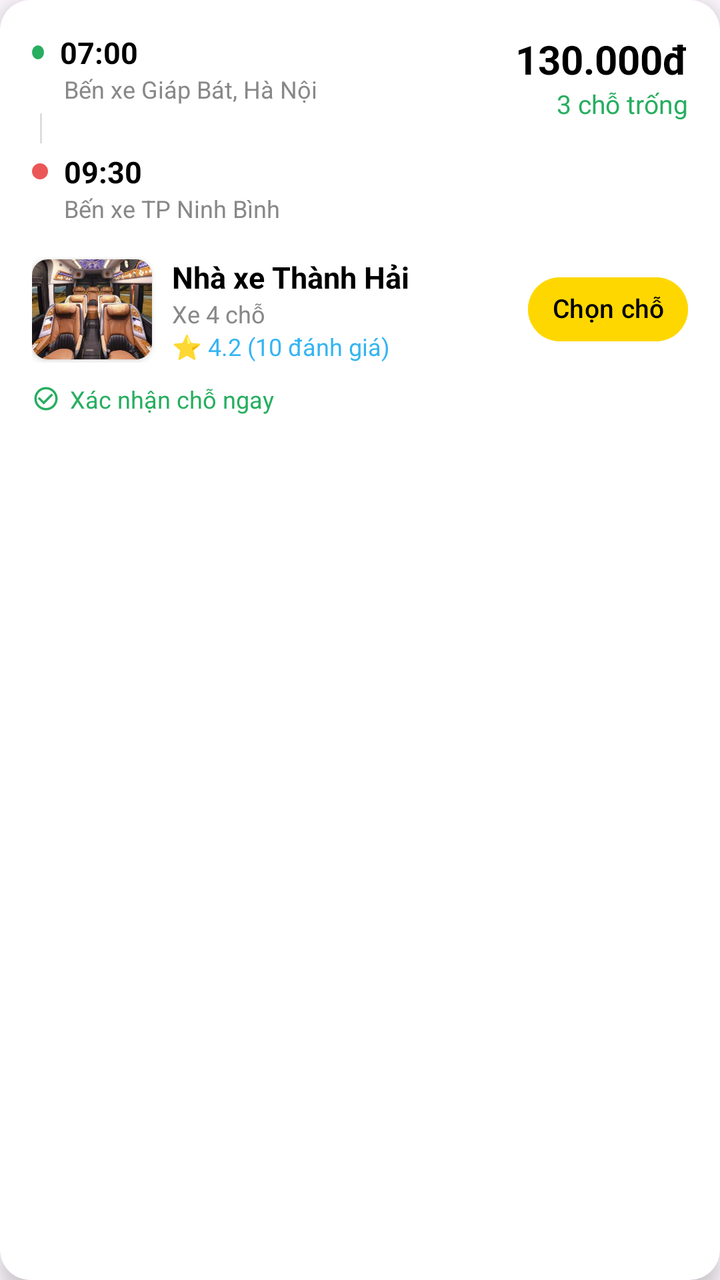
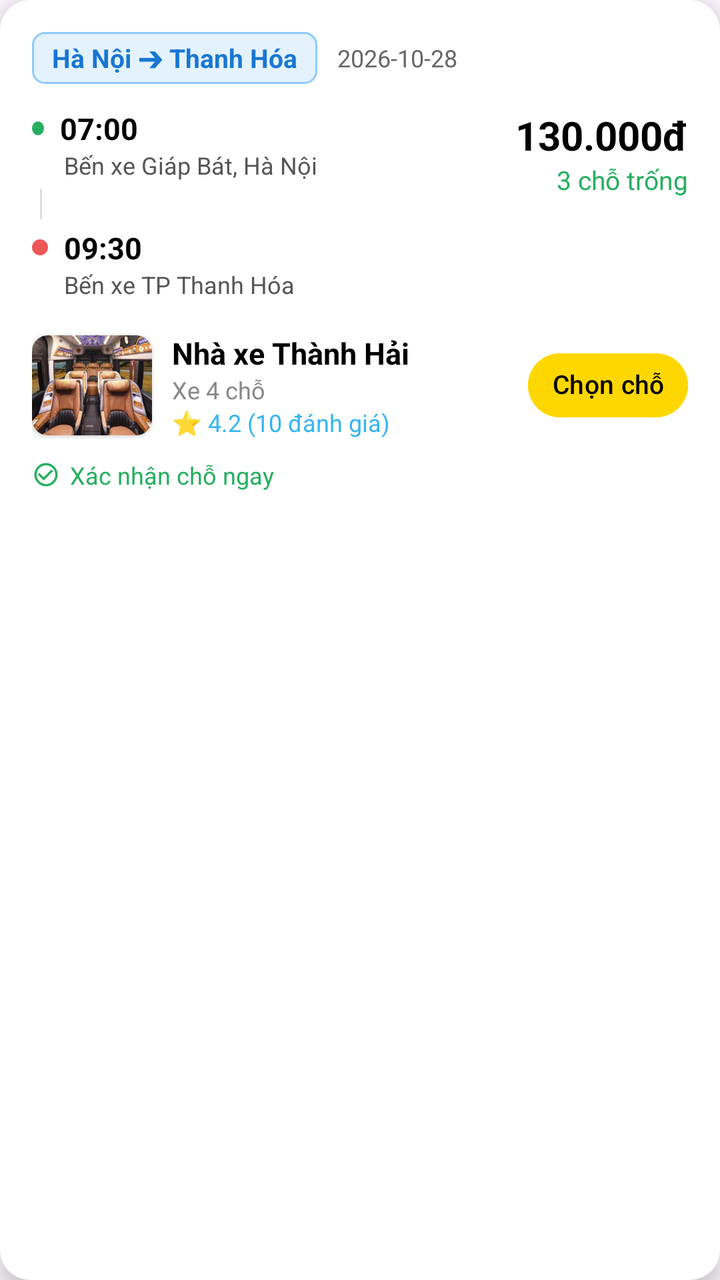

The first picture is an Android layout as it rendered before a commit; the second is the same layout after the commit. The layout source and the unified diff follow.
<!-- AndroidManifest.xml: application theme Theme.VeXeApp -->
<!-- res/layout/item_ve_result.xml -->
<?xml version="1.0" encoding="utf-8"?>
<androidx.cardview.widget.CardView
    xmlns:android="http://schemas.android.com/apk/res/android"
    xmlns:app="http://schemas.android.com/apk/res-auto"
    android:layout_width="match_parent"
    android:layout_height="wrap_content"
    android:layout_margin="10dp"
    app:cardCornerRadius="15dp"
    app:cardElevation="6dp">

    <LinearLayout
        android:layout_width="match_parent"
        android:layout_height="wrap_content"
        android:orientation="vertical"
        android:padding="16dp">

        <RelativeLayout
            android:layout_width="match_parent"
            android:layout_height="wrap_content">

            <LinearLayout
                android:layout_width="wrap_content"
                android:layout_height="wrap_content"
                android:orientation="vertical">

                <LinearLayout
                    android:layout_width="wrap_content"
                    android:layout_height="wrap_content"
                    android:orientation="horizontal"
                    android:gravity="center_vertical">

                    <View
                        android:layout_width="6dp"
                        android:layout_height="7dp"
                        android:layout_marginEnd="8dp"
                        android:background="@drawable/ic_dot_green" />
                    <TextView
                        android:id="@+id/tvTimeResult"
                        android:layout_width="wrap_content"
                        android:layout_height="wrap_content"
                        android:text="07:00"
                        android:textStyle="bold"
                        android:textColor="#000000"
                        android:textSize="15sp"/>
                </LinearLayout>

                <TextView android:layout_width="wrap_content" android:layout_height="wrap_content" android:text="Bến xe Giáp Bát, Hà Nội" android:textColor="#888888" android:textSize="12sp" android:layout_marginStart="16dp"/>

                <View android:layout_width="1dp" android:layout_height="15dp" android:background="#DDDDDD" android:layout_marginStart="4dp" android:layout_marginVertical="4dp"/>

                <LinearLayout
                    android:layout_width="wrap_content"
                    android:layout_height="wrap_content"
                    android:orientation="horizontal"
                    android:gravity="center_vertical">
                    <View android:layout_width="8dp" android:layout_height="8dp" android:background="@drawable/ic_dot_red" android:layout_marginEnd="8dp"/>
                    <TextView
                        android:id="@+id/tvEndTimeResult"
                        android:layout_width="wrap_content"
                        android:layout_height="wrap_content"
                        android:text="09:30"
                        android:textStyle="bold"
                        android:textColor="#000000"
                        android:textSize="15sp"/>
                </LinearLayout>

                <TextView android:layout_width="wrap_content" android:layout_height="wrap_content" android:text="Bến xe TP Ninh Bình" android:textColor="#888888" android:textSize="12sp" android:layout_marginStart="16dp"/>
            </LinearLayout>

            <LinearLayout
                android:layout_width="wrap_content"
                android:layout_height="wrap_content"
                android:layout_alignParentEnd="true"
                android:gravity="end"
                android:orientation="vertical">
                <TextView
                    android:id="@+id/tvPriceResult"
                    android:layout_width="wrap_content"
                    android:layout_height="wrap_content"
                    android:text="130.000đ"
                    android:textColor="#000000"
                    android:textSize="20sp"
                    android:textStyle="bold" />
                <TextView
                    android:id="@+id/tvEmptySeats"
                    android:layout_width="wrap_content"
                    android:layout_height="wrap_content"
                    android:text="3 chỗ trống"
                    android:textColor="#27AE60"
                    android:textSize="13sp" />
            </LinearLayout>
        </RelativeLayout>

        <RelativeLayout
            android:layout_width="match_parent"
            android:layout_height="wrap_content"
            android:layout_marginTop="16dp">

            <LinearLayout
                android:id="@+id/layoutNhaXe"
                android:layout_width="wrap_content"
                android:layout_height="wrap_content"
                android:gravity="center_vertical"
                android:layout_toStartOf="@+id/btnSelectSeat"
                android:layout_alignParentStart="true"
                android:orientation="horizontal">

                <androidx.cardview.widget.CardView
                    android:layout_width="60dp"
                    android:layout_height="50dp"
                    app:cardCornerRadius="8dp">
                    <ImageView
                        android:id="@+id/imgNhaXe"
                        android:layout_width="match_parent"
                        android:layout_height="match_parent"
                        android:scaleType="centerCrop"
                        android:src="@drawable/kh_home_1" />
                </androidx.cardview.widget.CardView>

                <LinearLayout
                    android:layout_width="wrap_content"
                    android:layout_height="wrap_content"
                    android:layout_marginStart="10dp"
                    android:orientation="vertical">
                    <TextView
                        android:id="@+id/tvNhaXeName"
                        android:layout_width="wrap_content"
                        android:layout_height="wrap_content"
                        android:text="Nhà xe Thành Hải"
                        android:textColor="#000000"
                        android:textStyle="bold"
                        android:textSize="15sp"
                        android:maxLines="1"
                        android:ellipsize="end"/>
                    <TextView
                        android:id="@+id/tvCarType"
                        android:layout_width="wrap_content"
                        android:layout_height="wrap_content"
                        android:text="Xe 4 chỗ"
                        android:textColor="#888888"
                        android:textSize="12sp"/>
                    <TextView
                        android:layout_width="wrap_content"
                        android:layout_height="wrap_content"
                        android:text="⭐ 4.2 (10 đánh giá)"
                        android:textColor="#34B5F1"
                        android:textSize="12sp"/>
                </LinearLayout>
            </LinearLayout>

            <Button
                android:id="@+id/btnSelectSeat"
                android:layout_width="wrap_content"
                android:layout_height="40dp"
                android:layout_alignParentEnd="true"
                android:layout_centerVertical="true"
                android:backgroundTint="#FFD700"
                android:text="Chọn chỗ"
                android:textAllCaps="false"
                android:textColor="#000000"
                android:textSize="13sp"
                app:cornerRadius="20dp"
                android:paddingHorizontal="12dp"
                android:minWidth="0dp"
                android:minHeight="0dp"
                android:maxLines="1"
                android:includeFontPadding="false"/>
        </RelativeLayout>

        <LinearLayout
            android:layout_width="wrap_content"
            android:layout_height="wrap_content"
            android:layout_marginTop="10dp"
            android:gravity="center_vertical"
            android:orientation="horizontal">
            <ImageView
                android:layout_width="14dp"
                android:layout_height="14dp"
                android:src="@drawable/baseline_check_circle_outline_24"
                app:tint="#27AE60" />
            <TextView
                android:layout_width="wrap_content"
                android:layout_height="wrap_content"
                android:layout_marginStart="5dp"
                android:text="Xác nhận chỗ ngay"
                android:textColor="#27AE60"
                android:textSize="12sp" />
        </LinearLayout>

    </LinearLayout>
</androidx.cardview.widget.CardView>
<!-- resources referenced by this layout -->
<resources>
  <!-- drawable baseline_check_circle_outline_24 (drawable) -->
  <vector xmlns:android="http://schemas.android.com/apk/res/android" android:height="24dp" android:tint="#65CC36" android:viewportHeight="24" android:viewportWidth="24" android:width="24dp">
        
      <path android:fillColor="@android:color/white" android:pathData="M16.59,7.58L10,14.17l-3.59,-3.58L5,12l5,5 8,-8zM12,2C6.48,2 2,6.48 2,12s4.48,10 10,10 10,-4.48 10,-10S17.52,2 12,2zM12,20c-4.42,0 -8,-3.58 -8,-8s3.58,-8 8,-8 8,3.58 8,8 -3.58,8 -8,8z"/>
      
  </vector>
  <!-- drawable ic_dot_green (drawable) -->
  <?xml version="1.0" encoding="utf-8"?>
  <shape xmlns:android="http://schemas.android.com/apk/res/android"
      android:shape="oval">
      <solid android:color="#27AE60" />
      <size android:width="8dp" android:height="8dp" />
  </shape>
  <!-- drawable ic_dot_red (drawable) -->
  <?xml version="1.0" encoding="utf-8"?>
  <shape xmlns:android="http://schemas.android.com/apk/res/android"
      android:shape="oval">
      <solid android:color="#EB5757" />
      <size android:width="8dp" android:height="8dp" />
  </shape>
  <!-- drawable kh_home_1: png bitmap (drawable, 26289 bytes) -->
  <style name="Theme.VeXeApp" parent="Base.Theme.VeXeApp" />
  <style name="Base.Theme.VeXeApp" parent="Theme.Material3.DayNight.NoActionBar">
          
      </style>
</resources>

<!-- the commit's change to res/layout/item_ve_result.xml (unified diff, before → after) -->
@@ -14,6 +14,38 @@
         android:orientation="vertical"
         android:padding="16dp">
 
+        
+        <LinearLayout
+            android:layout_width="match_parent"
+            android:layout_height="wrap_content"
+            android:orientation="horizontal"
+            android:gravity="center_vertical"
+            android:layout_marginBottom="12dp">
+
+            <TextView
+                android:id="@+id/tvRouteBadge"
+                android:layout_width="wrap_content"
+                android:layout_height="wrap_content"
+                android:background="@drawable/bg_badge_route"
+                android:paddingStart="10dp"
+                android:paddingEnd="10dp"
+                android:paddingTop="4dp"
+                android:paddingBottom="4dp"
+                android:text="Hà Nội ➔ Thanh Hóa"
+                android:textColor="#1976D2"
+                android:textSize="13sp"
+                android:textStyle="bold" />
+
+            <TextView
+                android:id="@+id/tvTripDateResult"
+                android:layout_width="wrap_content"
+                android:layout_height="wrap_content"
+                android:layout_marginStart="10dp"
+                android:text="2026-10-28"
+                android:textColor="#666666"
+                android:textSize="12sp" />
+        </LinearLayout>
+
         <RelativeLayout
             android:layout_width="match_parent"
             android:layout_height="wrap_content">
@@ -44,7 +76,14 @@
                         android:textSize="15sp"/>
                 </LinearLayout>
 
-                <TextView android:layout_width="wrap_content" android:layout_height="wrap_content" android:text="Bến xe Giáp Bát, Hà Nội" android:textColor="#888888" android:textSize="12sp" android:layout_marginStart="16dp"/>
+                <TextView
+                    android:id="@+id/tvOriginResult"
+                    android:layout_width="wrap_content"
+                    android:layout_height="wrap_content"
+                    android:text="Bến xe Giáp Bát, Hà Nội"
+                    android:textColor="#555555"
+                    android:textSize="12sp"
+                    android:layout_marginStart="16dp"/>
 
                 <View android:layout_width="1dp" android:layout_height="15dp" android:background="#DDDDDD" android:layout_marginStart="4dp" android:layout_marginVertical="4dp"/>
 
@@ -64,7 +103,14 @@
                         android:textSize="15sp"/>
                 </LinearLayout>
 
-                <TextView android:layout_width="wrap_content" android:layout_height="wrap_content" android:text="Bến xe TP Ninh Bình" android:textColor="#888888" android:textSize="12sp" android:layout_marginStart="16dp"/>
+                <TextView
+                    android:id="@+id/tvDestResult"
+                    android:layout_width="wrap_content"
+                    android:layout_height="wrap_content"
+                    android:text="Bến xe TP Thanh Hóa"
+                    android:textColor="#555555"
+                    android:textSize="12sp"
+                    android:layout_marginStart="16dp"/>
             </LinearLayout>
 
             <LinearLayout
<!-- resource entries referenced after the edit -->
@@ -6,6 +6,13 @@
       <path android:fillColor="@android:color/white" android:pathData="M16.59,7.58L10,14.17l-3.59,-3.58L5,12l5,5 8,-8zM12,2C6.48,2 2,6.48 2,12s4.48,10 10,10 10,-4.48 10,-10S17.52,2 12,2zM12,20c-4.42,0 -8,-3.58 -8,-8s3.58,-8 8,-8 8,3.58 8,8 -3.58,8 -8,8z"/>
       
   </vector>
+  <!-- drawable bg_badge_route (drawable) -->
+  <?xml version="1.0" encoding="utf-8"?>
+  <shape xmlns:android="http://schemas.android.com/apk/res/android">
+      <solid android:color="#E3F2FD" />
+      <corners android:radius="6dp" />
+      <stroke android:width="1dp" android:color="#90CAF9" />
+  </shape>
   <!-- drawable ic_dot_green (drawable) -->
   <?xml version="1.0" encoding="utf-8"?>
   <shape xmlns:android="http://schemas.android.com/apk/res/android"
